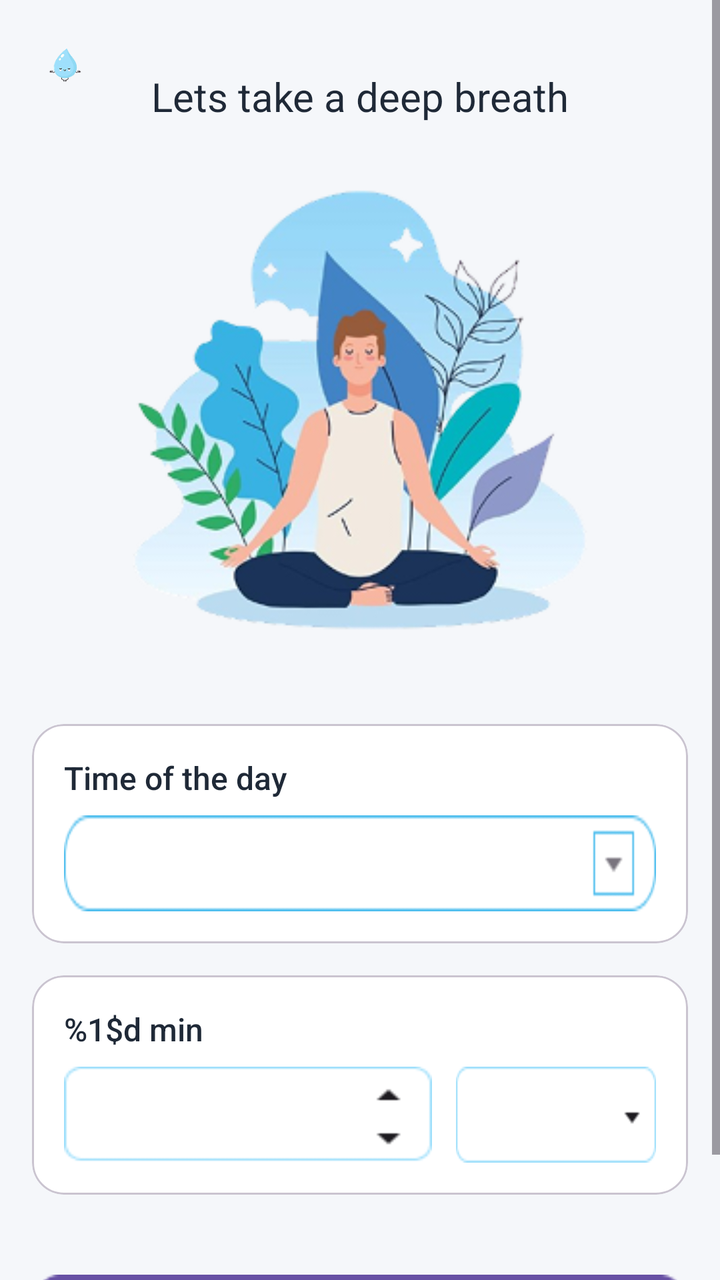
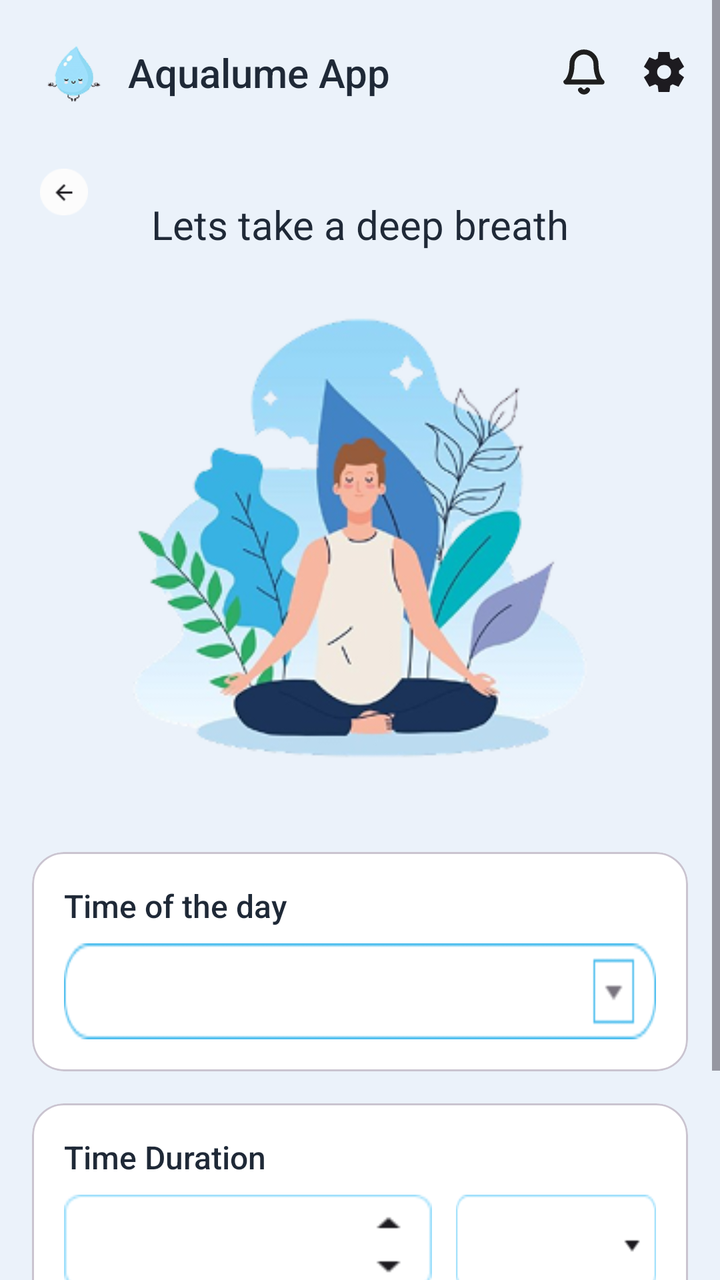

The first picture is an Android layout as it rendered before a commit; the second is the same layout after the commit. The layout source and the unified diff follow.
<!-- AndroidManifest.xml: application theme Theme.AqualumeApp -->
<!-- res/layout/fragment_add_meditation.xml -->
<?xml version="1.0" encoding="utf-8"?>
<ScrollView xmlns:android="http://schemas.android.com/apk/res/android"
    xmlns:app="http://schemas.android.com/apk/res-auto"
    android:layout_width="match_parent"
    android:layout_height="match_parent"
    android:background="@color/background"
    android:fillViewport="true">

    <androidx.constraintlayout.widget.ConstraintLayout
        android:layout_width="match_parent"
        android:layout_height="wrap_content"
        android:padding="16dp">

        <ImageView
            android:id="@+id/iv_back"
            android:layout_width="32dp"
            android:layout_height="32dp"
            android:src="@drawable/logo"
            android:padding="4dp"
            android:contentDescription="@string/back"
            app:layout_constraintStart_toStartOf="parent"
            app:layout_constraintTop_toTopOf="parent" />

        <TextView
            android:id="@+id/tv_title"
            android:layout_width="wrap_content"
            android:layout_height="wrap_content"
            android:layout_marginTop="32dp"
            android:fontFamily="sans-serif"
            android:text="@string/lets_take_a_deep_breath"
            android:textColor="@color/primary_text"
            android:textSize="20sp"
            app:layout_constraintBottom_toBottomOf="@id/iv_back"
            app:layout_constraintEnd_toEndOf="parent"
            app:layout_constraintStart_toStartOf="parent"
            app:layout_constraintTop_toTopOf="@id/iv_back" />

        <ImageView
            android:id="@+id/iv_meditation"
            android:layout_width="250dp"
            android:layout_height="250dp"
            android:layout_marginTop="32dp"
            android:contentDescription="@string/meditation"
            android:src="@drawable/img_meditation_breath"
            app:layout_constraintEnd_toEndOf="parent"
            app:layout_constraintStart_toStartOf="parent"
            app:layout_constraintTop_toBottomOf="@id/iv_back" />

        <com.google.android.material.card.MaterialCardView
            android:id="@+id/card_time"
            android:layout_width="0dp"
            android:layout_height="wrap_content"
            android:layout_marginTop="32dp"
            app:cardCornerRadius="16dp"
            app:cardElevation="0dp"
            app:cardBackgroundColor="@color/white"
            app:layout_constraintEnd_toEndOf="parent"
            app:layout_constraintStart_toStartOf="parent"
            app:layout_constraintTop_toBottomOf="@id/iv_meditation">

            <LinearLayout
                android:layout_width="match_parent"
                android:layout_height="wrap_content"
                android:orientation="vertical"
                android:padding="16dp">

                <TextView
                    android:layout_width="wrap_content"
                    android:layout_height="wrap_content"
                    android:text="@string/time_of_the_day"
                    android:textSize="16sp"
                    android:textColor="@color/primary_text"
                    android:fontFamily="sans-serif-medium" />

                <Spinner
                    android:id="@+id/spinner_time_of_day"
                    android:layout_width="match_parent"
                    android:layout_height="48dp"
                    android:layout_marginTop="8dp"
                    android:background="@drawable/spinner_background"
                    android:padding="12dp" />

            </LinearLayout>

        </com.google.android.material.card.MaterialCardView>

        <com.google.android.material.card.MaterialCardView
            android:id="@+id/card_duration"
            android:layout_width="0dp"
            android:layout_height="wrap_content"
            android:layout_marginTop="16dp"
            app:cardCornerRadius="16dp"
            app:cardElevation="0dp"
            app:cardBackgroundColor="@color/white"
            app:layout_constraintEnd_toEndOf="parent"
            app:layout_constraintStart_toStartOf="parent"
            app:layout_constraintTop_toBottomOf="@id/card_time">

            <LinearLayout
                android:layout_width="match_parent"
                android:layout_height="wrap_content"
                android:orientation="vertical"
                android:padding="16dp">

                <TextView
                    android:layout_width="wrap_content"
                    android:layout_height="wrap_content"
                    android:text="@string/time_duration"
                    android:textSize="16sp"
                    android:textColor="@color/primary_text"
                    android:fontFamily="sans-serif-medium" />

                <LinearLayout
                    android:layout_width="match_parent"
                    android:layout_height="wrap_content"
                    android:orientation="horizontal"
                    android:layout_marginTop="8dp"
                    android:gravity="center_vertical">

                    <Spinner
                        android:id="@+id/spinner_duration"
                        android:layout_width="0dp"
                        android:layout_height="48dp"
                        android:layout_weight="1"
                        android:background="@drawable/spinner_background2"
                        android:padding="12dp" />

                    <Spinner
                        android:id="@+id/spinner_unit"
                        android:layout_width="100dp"
                        android:layout_height="48dp"
                        android:layout_marginStart="12dp"
                        android:background="@drawable/spinner_background3"
                        android:padding="12dp" />

                </LinearLayout>

            </LinearLayout>

        </com.google.android.material.card.MaterialCardView>

        <Button
            android:id="@+id/btn_add_time"
            android:layout_width="0dp"
            android:layout_height="56dp"
            android:layout_marginTop="40dp"
            android:background="@drawable/button_primary"
            android:fontFamily="sans-serif-medium"
            android:text="@string/add_time"
            android:textColor="@color/white"
            android:textSize="16sp"
            app:layout_constraintEnd_toEndOf="parent"
            app:layout_constraintHorizontal_bias="0.0"
            app:layout_constraintStart_toStartOf="parent"
            app:layout_constraintTop_toBottomOf="@id/card_duration" />

    </androidx.constraintlayout.widget.ConstraintLayout>

</ScrollView>
<!-- resources referenced by this layout -->
<resources>
  <color name="background">#F5F7FA</color>
  <color name="primary_text">#1F2937</color>
  <color name="white">#FFFFFFFF</color>
  <!-- drawable button_primary: png bitmap (drawable, 680 bytes) -->
  <!-- drawable img_meditation_breath: png bitmap (drawable, 71704 bytes) -->
  <!-- drawable logo: png bitmap (drawable, 4577 bytes) -->
  <!-- drawable spinner_background: png bitmap (drawable, 1124 bytes) -->
  <!-- drawable spinner_background2: png bitmap (drawable, 743 bytes) -->
  <!-- drawable spinner_background3: png bitmap (drawable, 687 bytes) -->
  <string name="add_time">Add Time</string>
  <string name="back">Back</string>
  <string name="lets_take_a_deep_breath">Lets take a deep breath</string>
  <string name="meditation">Meditation</string>
  <string name="time_duration">%1$d min</string>
  <string name="time_of_the_day">Time of the day</string>
  <style name="Theme.AqualumeApp" parent="Base.Theme.AqualumeApp" />
  <style name="Base.Theme.AqualumeApp" parent="Theme.Material3.DayNight.NoActionBar">
          
          
      </style>
</resources>

<!-- the commit's change to res/layout/fragment_add_meditation.xml (unified diff, before → after) -->
@@ -12,14 +12,59 @@
         android:padding="16dp">
 
         <ImageView
+            android:id="@+id/iv_logo"
+            android:layout_width="40dp"
+            android:layout_height="40dp"
+            android:src="@drawable/logo"
+            android:contentDescription="@string/app_name"
+            app:layout_constraintStart_toStartOf="parent"
+            app:layout_constraintTop_toTopOf="parent" />
+
+        <TextView
+            android:id="@+id/tv_app_name"
+            android:layout_width="wrap_content"
+            android:layout_height="wrap_content"
+            android:text="@string/app_name"
+            android:textSize="20sp"
+            android:textColor="@color/primary_text"
+            android:fontFamily="sans-serif-medium"
+            android:layout_marginStart="8dp"
+            app:layout_constraintBottom_toBottomOf="@id/iv_logo"
+            app:layout_constraintStart_toEndOf="@id/iv_logo"
+            app:layout_constraintTop_toTopOf="@id/iv_logo" />
+
+        <ImageView
+            android:id="@+id/iv_notification"
+            android:layout_width="24dp"
+            android:layout_height="24dp"
+            android:layout_marginEnd="16dp"
+            android:contentDescription="@string/notifications"
+            android:src="@drawable/ic_notification"
+            app:layout_constraintBottom_toBottomOf="@id/iv_logo"
+            app:layout_constraintEnd_toStartOf="@id/iv_settings"
+            app:layout_constraintTop_toTopOf="@id/iv_logo" />
+
+        <ImageView
+            android:id="@+id/iv_settings"
+            android:layout_width="24dp"
+            android:layout_height="24dp"
+            android:contentDescription="@string/settings"
+            android:src="@drawable/ic_settings"
+            app:layout_constraintBottom_toBottomOf="@id/iv_logo"
+            app:layout_constraintEnd_toEndOf="parent"
+            app:layout_constraintTop_toTopOf="@id/iv_logo" />
+
+        <ImageView
             android:id="@+id/iv_back"
             android:layout_width="32dp"
             android:layout_height="32dp"
-            android:src="@drawable/logo"
+            android:layout_marginTop="24dp"
+            android:contentDescription="@string/back"
             android:padding="4dp"
-            android:contentDescription="@string/back"
-            app:layout_constraintStart_toStartOf="parent"
-            app:layout_constraintTop_toTopOf="parent" />
+            android:src="@drawable/ic_back"
+            app:layout_constraintStart_toStartOf="parent"
+            app:layout_constraintTop_toBottomOf="@id/iv_logo"
+            app:layout_constraintWidth_percent="0.48" />
 
         <TextView
             android:id="@+id/tv_title"
@@ -105,7 +150,7 @@
                 <TextView
                     android:layout_width="wrap_content"
                     android:layout_height="wrap_content"
-                    android:text="@string/time_duration"
+                    android:text="@string/time_durationnn"
                     android:textSize="16sp"
                     android:textColor="@color/primary_text"
                     android:fontFamily="sans-serif-medium" />
@@ -142,7 +187,7 @@
         <Button
             android:id="@+id/btn_add_time"
             android:layout_width="0dp"
-            android:layout_height="56dp"
+            android:layout_height="wrap_content"
             android:layout_marginTop="40dp"
             android:background="@drawable/button_primary"
             android:fontFamily="sans-serif-medium"
<!-- resource entries referenced after the edit -->
@@ -1,19 +1,47 @@
 <!-- resources referenced by this layout -->
 <resources>
-  <color name="background">#F5F7FA</color>
+  <color name="background">#EBF2FA</color>
   <color name="primary_text">#1F2937</color>
   <color name="white">#FFFFFFFF</color>
   <!-- drawable button_primary: png bitmap (drawable, 680 bytes) -->
+  <!-- drawable ic_back: png bitmap (drawable, 941 bytes) -->
+  <!-- drawable ic_notification (drawable) -->
+  <vector xmlns:android="http://schemas.android.com/apk/res/android"
+      android:width="24dp"
+      android:height="24dp"
+      android:viewportWidth="24"
+      android:viewportHeight="24">
+    <path
+        android:pathData="M13.73,21C13.554,21.303 13.302,21.555 12.998,21.729C12.695,21.904 12.35,21.997 12,21.997C11.65,21.997 11.305,21.904 11.002,21.729C10.698,21.555 10.446,21.303 10.27,21M18,8C18,6.409 17.368,4.883 16.243,3.757C15.117,2.632 13.591,2 12,2C10.409,2 8.883,2.632 7.757,3.757C6.632,4.883 6,6.409 6,8C6,15 3,17 3,17H21C21,17 18,15 18,8Z"
+        android:strokeLineJoin="round"
+        android:strokeWidth="2.5"
+        android:fillColor="#00000000"
+        android:strokeColor="#1E1E1E"
+        android:strokeLineCap="round"/>
+  </vector>
+  <!-- drawable ic_settings (drawable) -->
+  <vector xmlns:android="http://schemas.android.com/apk/res/android"
+      android:width="24dp"
+      android:height="24dp"
+      android:viewportWidth="24"
+      android:viewportHeight="24">
+    <path
+        android:pathData="M9.25,22L8.85,18.8C8.634,18.717 8.429,18.617 8.238,18.5C8.046,18.383 7.859,18.258 7.675,18.125L4.7,19.375L1.95,14.625L4.525,12.675C4.509,12.558 4.5,12.446 4.5,12.337V11.663C4.5,11.554 4.509,11.442 4.525,11.325L1.95,9.375L4.7,4.625L7.675,5.875C7.859,5.742 8.05,5.617 8.25,5.5C8.45,5.383 8.65,5.283 8.85,5.2L9.25,2H14.75L15.15,5.2C15.367,5.283 15.571,5.383 15.763,5.5C15.954,5.617 16.142,5.742 16.325,5.875L19.3,4.625L22.05,9.375L19.475,11.325C19.492,11.442 19.5,11.554 19.5,11.663V12.337C19.5,12.446 19.483,12.558 19.45,12.675L22.025,14.625L19.275,19.375L16.325,18.125C16.142,18.258 15.95,18.383 15.75,18.5C15.55,18.617 15.35,18.717 15.15,18.8L14.75,22H9.25ZM12.05,15.5C13.017,15.5 13.842,15.158 14.525,14.475C15.208,13.792 15.55,12.967 15.55,12C15.55,11.033 15.208,10.208 14.525,9.525C13.842,8.842 13.017,8.5 12.05,8.5C11.067,8.5 10.238,8.842 9.563,9.525C8.888,10.208 8.55,11.033 8.55,12C8.55,12.967 8.888,13.792 9.563,14.475C10.238,15.158 11.067,15.5 12.05,15.5Z"
+        android:fillColor="#1D1B20"/>
+  </vector>
   <!-- drawable img_meditation_breath: png bitmap (drawable, 71704 bytes) -->
   <!-- drawable logo: png bitmap (drawable, 4577 bytes) -->
   <!-- drawable spinner_background: png bitmap (drawable, 1124 bytes) -->
   <!-- drawable spinner_background2: png bitmap (drawable, 743 bytes) -->
   <!-- drawable spinner_background3: png bitmap (drawable, 687 bytes) -->
   <string name="add_time">Add Time</string>
+  <string name="app_name">Aqualume App</string>
   <string name="back">Back</string>
   <string name="lets_take_a_deep_breath">Lets take a deep breath</string>
   <string name="meditation">Meditation</string>
-  <string name="time_duration">%1$d min</string>
+  <string name="notifications">Notifications</string>
+  <string name="settings">Settings</string>
+  <string name="time_durationnn">Time Duration</string>
   <string name="time_of_the_day">Time of the day</string>
   <style name="Theme.AqualumeApp" parent="Base.Theme.AqualumeApp" />
   <style name="Base.Theme.AqualumeApp" parent="Theme.Material3.DayNight.NoActionBar">
